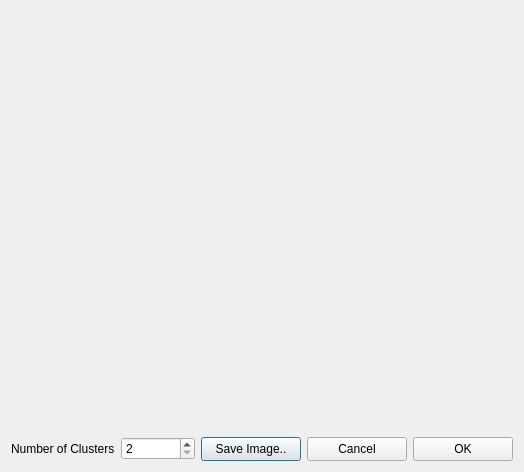
This is src/Dialogs/ValidationClusterPlot.ui in gmrandazzo/QStudioMetrics as Qt 5 draws it before an edit. The edited form follows.
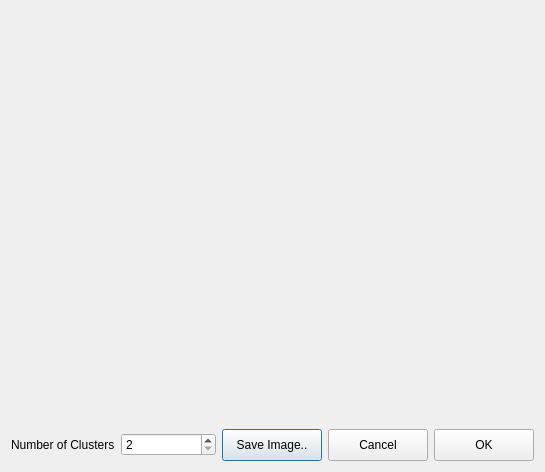
This is the edited form.

Diff of the .ui file:
```diff
--- a/src/Dialogs/ValidationClusterPlot.ui
+++ b/src/Dialogs/ValidationClusterPlot.ui
@@ -6,7 +6,7 @@
    <rect>
     <x>0</x>
     <y>0</y>
-    <width>524</width>
+    <width>545</width>
     <height>472</height>
    </rect>
   </property>
@@ -54,13 +54,13 @@
        <property name="minimumSize">
         <size>
          <width>100</width>
-         <height>24</height>
+         <height>32</height>
         </size>
        </property>
        <property name="maximumSize">
         <size>
          <width>100</width>
-         <height>24</height>
+         <height>32</height>
         </size>
        </property>
        <property name="text">
@@ -73,13 +73,13 @@
        <property name="minimumSize">
         <size>
          <width>100</width>
-         <height>24</height>
+         <height>32</height>
         </size>
        </property>
        <property name="maximumSize">
         <size>
-         <width>60</width>
-         <height>16777215</height>
+         <width>100</width>
+         <height>32</height>
         </size>
        </property>
        <property name="text">
@@ -92,13 +92,13 @@
        <property name="minimumSize">
         <size>
          <width>100</width>
-         <height>24</height>
+         <height>32</height>
         </size>
        </property>
        <property name="maximumSize">
         <size>
-         <width>60</width>
-         <height>16777215</height>
+         <width>100</width>
+         <height>32</height>
         </size>
        </property>
        <property name="text">
```
